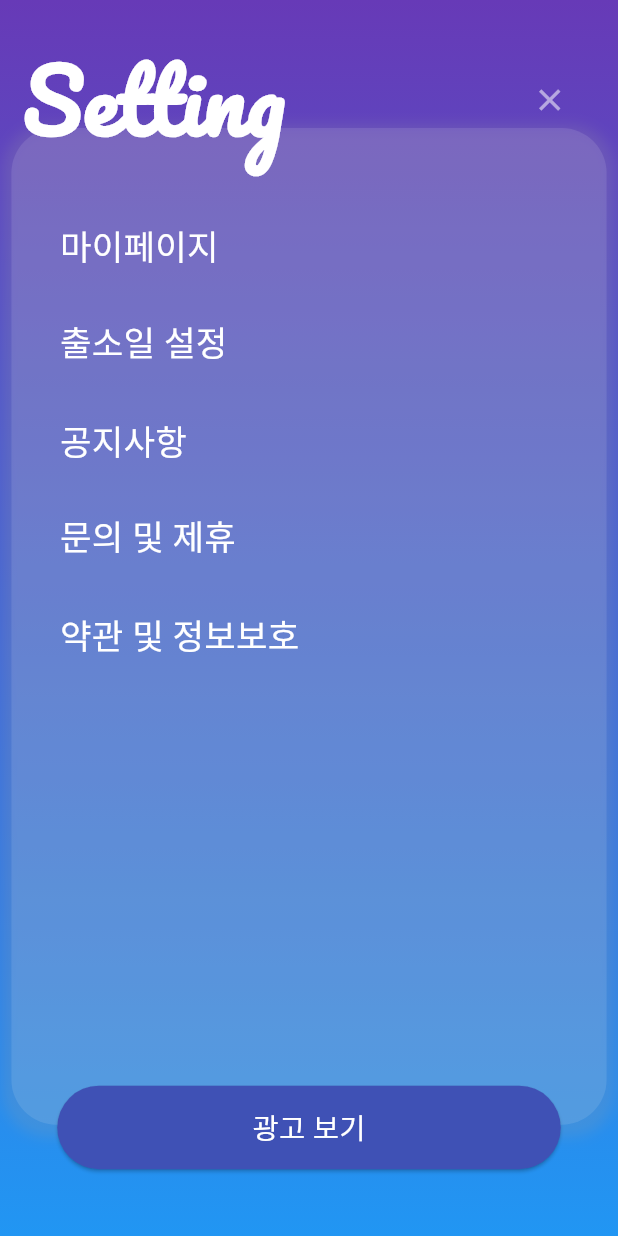
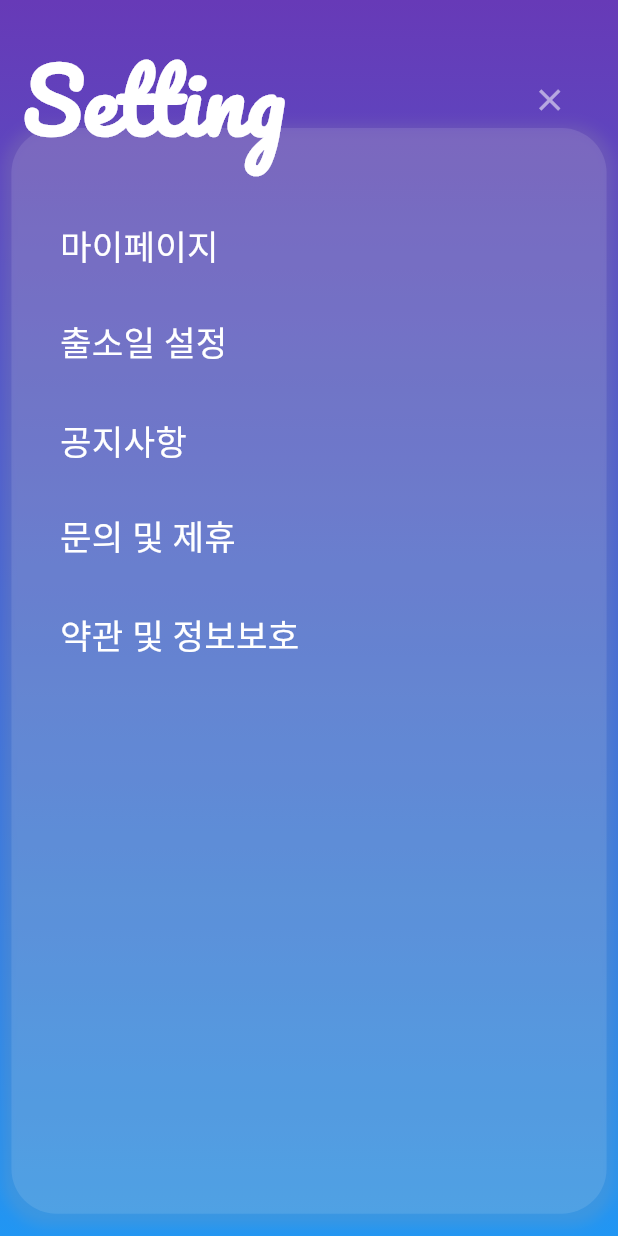
Before and after one commit to maccreyLim/Navi-Diary, a Flutter app: the SettingScreen screen opened directly, on a phone screen of 412 x 824 dp. Run offline on Flutter 3.47's test engine with Material 3 defaults, Android fonts, the phone set to English and light mode, and no system bars; our stand-ins replace cloud_firestore, firebase_auth, firebase_core, firebase_storage, flutter_image_compress, flutter_screenutil and 10 more; missing offline and left inert: flutter_email_sender, webview_flutter_android, webview_flutter_wkwebview; accounts and stored records are empty.

Commit message:
20240103_ver1.0_apk

```diff
--- a/lib/scr/setting_screen.dart
+++ b/lib/scr/setting_screen.dart
@@ -28,6 +28,7 @@ class _SettingScreenState extends State<SettingScreen> {
   @override
   void initState() {
     super.initState();
+    loadAd();
   }
 
   // Widget createAdmobBanner(BuildContext context) {
@@ -90,7 +91,7 @@ class _SettingScreenState extends State<SettingScreen> {
               child: Center(
                 child: Container(
                   width: 1040.w,
-                  height: 1790.h,
+                  height: 1950.h,
                   decoration: BoxDecoration(
                     color: Colors.white.withOpacity(0.1),
                     boxShadow: [
@@ -141,35 +142,35 @@ class _SettingScreenState extends State<SettingScreen> {
                 ],
               ),
             ),
-            Positioned(
-              bottom: 120.h,
-              left: 100.w,
-              child: Container(
-                width: 880.w,
-                height: 150.h,
-                child: ElevatedButton(
-                  onPressed: () {
-                    //풀광고 구현
-                    loadAd();
-                  },
-                  style: ButtonStyle(
-                    backgroundColor:
-                        MaterialStateProperty.all<Color>(Colors.indigo),
-                  ),
-                  // 추가된 child 매개변수
-                  child: Container(
-                    alignment: Alignment.center, // Text를 가운데로 정렬
-                    padding:
-                        const EdgeInsets.symmetric(vertical: 8), // 상하 여백 조절
-                    child: Text(
-                      '광고 보기',
-                      style: TextStyle(fontSize: 50.sp, color: Colors.white),
-                    ),
-                  ), // 원하는 텍스트를 넣어주세요
-                  // 나머지 위젯 속성들...
-                ),
-              ),
-            ),
+            // Positioned(
+            //   bottom: 120.h,
+            //   left: 100.w,
+            //   child: Container(
+            //     width: 880.w,
+            //     height: 150.h,
+            //     child: ElevatedButton(
+            //       onPressed: () {
+            //         //풀광고 구현
+            //         loadAd();
+            //       },
+            //       style: ButtonStyle(
+            //         backgroundColor:
+            //             MaterialStateProperty.all<Color>(Colors.indigo),
+            //       ),
+            //       // 추가된 child 매개변수
+            //       child: Container(
+            //         alignment: Alignment.center, // Text를 가운데로 정렬
+            //         padding:
+            //             const EdgeInsets.symmetric(vertical: 8), // 상하 여백 조절
+            //         child: Text(
+            //           '광고 보기',
+            //           style: TextStyle(fontSize: 50.sp, color: Colors.white),
+            //         ),
+            //       ), // 원하는 텍스트를 넣어주세요
+            //       // 나머지 위젯 속성들...
+            //     ),
+            //   ),
+            // ),
             Positioned(
               top: 200.h,
               child: Padding(
```
